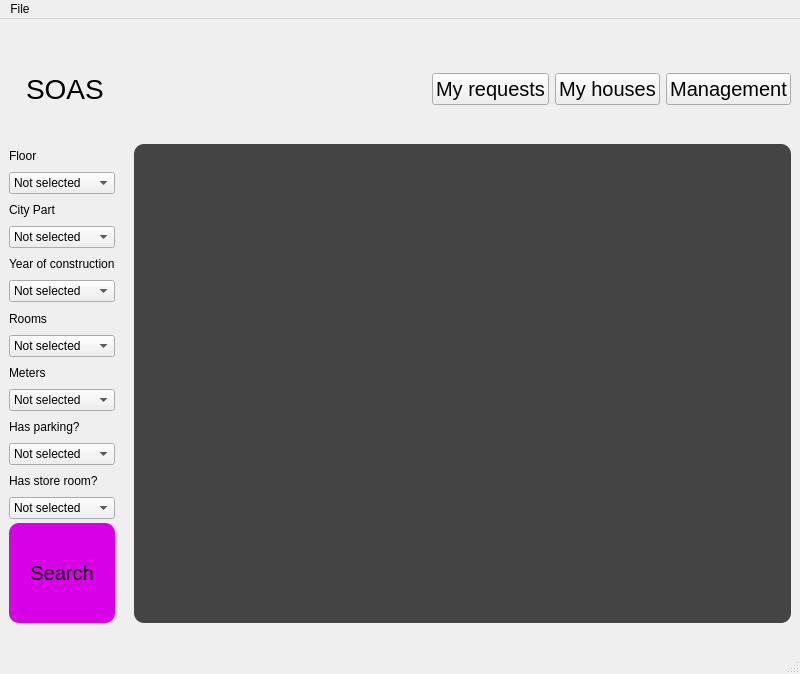
First picture: the form in Resources/AmlakiManager.ui, repository Danial-Movahed/SOAS, before the edit.
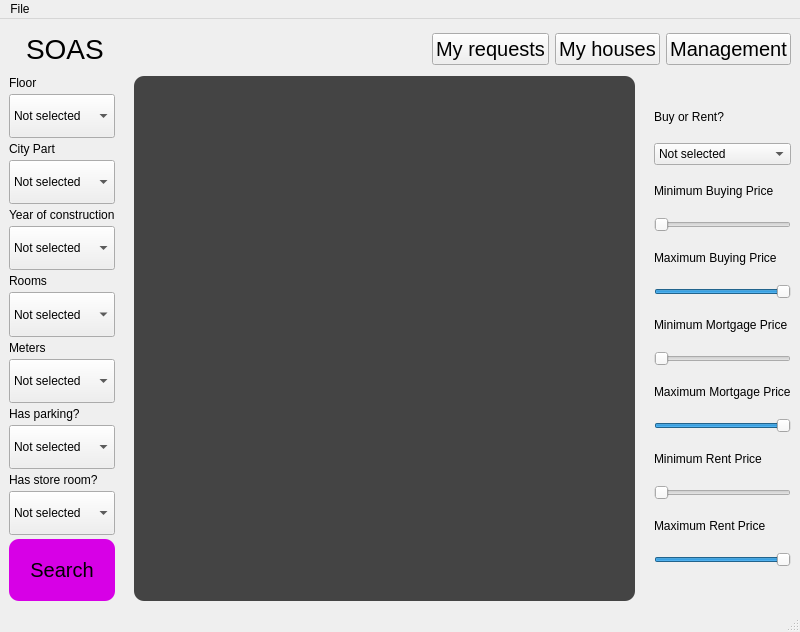
Second picture: the form after the edit. Icons and pictures are not drawn.

Commit message: Added filtering based on mode

```diff
--- a/Resources/AmlakiManager.ui
+++ b/Resources/AmlakiManager.ui
@@ -7,30 +7,14 @@
     <x>0</x>
     <y>0</y>
     <width>800</width>
-    <height>674</height>
+    <height>632</height>
    </rect>
   </property>
   <property name="windowTitle">
    <string>MainWindow</string>
   </property>
   <widget class="QWidget" name="centralwidget">
-   <layout class="QVBoxLayout" name="verticalLayout_11">
-    <item>
-     <spacer name="verticalSpacer_2">
-      <property name="orientation">
-       <enum>Qt::Vertical</enum>
-      </property>
-      <property name="sizeType">
-       <enum>QSizePolicy::Minimum</enum>
-      </property>
-      <property name="sizeHint" stdset="0">
-       <size>
-        <width>20</width>
-        <height>40</height>
-       </size>
-      </property>
-     </spacer>
-    </item>
+   <layout class="QVBoxLayout" name="verticalLayout_3">
     <item>
      <layout class="QHBoxLayout" name="horizontalLayout_3">
       <item>
@@ -97,22 +81,6 @@
       </item>
      </layout>
     </item>
-    <item>
-     <spacer name="verticalSpacer">
-      <property name="orientation">
-       <enum>Qt::Vertical</enum>
-      </property>
-      <property name="sizeType">
-       <enum>QSizePolicy::Minimum</enum>
-      </property>
-      <property name="sizeHint" stdset="0">
-       <size>
-        <width>20</width>
-        <height>28</height>
-       </size>
-      </property>
-     </spacer>
-    </item>
     <item>
      <layout class="QHBoxLayout" name="horizontalLayout">
       <property name="spacing">
@@ -134,6 +102,12 @@
           </item>
           <item>
            <widget class="QComboBox" name="FloorCombo">
+            <property name="sizePolicy">
+             <sizepolicy hsizetype="Preferred" vsizetype="Expanding">
+              <horstretch>0</horstretch>
+              <verstretch>0</verstretch>
+             </sizepolicy>
+            </property>
             <item>
              <property name="text">
               <string>Not selected</string>
@@ -154,6 +128,12 @@
           </item>
           <item>
            <widget class="QComboBox" name="CityPartCombo">
+            <property name="sizePolicy">
+             <sizepolicy hsizetype="Preferred" vsizetype="Expanding">
+              <horstretch>0</horstretch>
+              <verstretch>0</verstretch>
+             </sizepolicy>
+            </property>
             <item>
              <property name="text">
               <string>Not selected</string>
@@ -194,6 +174,12 @@
           </item>
           <item>
            <widget class="QComboBox" name="YearCombo">
+            <property name="sizePolicy">
+             <sizepolicy hsizetype="Preferred" vsizetype="Expanding">
+              <horstretch>0</horstretch>
+              <verstretch>0</verstretch>
+             </sizepolicy>
+            </property>
             <item>
              <property name="text">
               <string>Not selected</string>
@@ -214,6 +200,12 @@
           </item>
           <item>
            <widget class="QComboBox" name="RoomCombo">
+            <property name="sizePolicy">
+             <sizepolicy hsizetype="Preferred" vsizetype="Expanding">
+              <horstretch>0</horstretch>
+              <verstretch>0</verstretch>
+             </sizepolicy>
+            </property>
             <item>
              <property name="text">
               <string>Not selected</string>
@@ -234,6 +226,12 @@
           </item>
           <item>
            <widget class="QComboBox" name="MeterCombo">
+            <property name="sizePolicy">
+             <sizepolicy hsizetype="Preferred" vsizetype="Expanding">
+              <horstretch>0</horstretch>
+              <verstretch>0</verstretch>
+             </sizepolicy>
+            </property>
             <item>
              <property name="text">
               <string>Not selected</string>
@@ -254,6 +252,12 @@
           </item>
           <item>
            <widget class="QComboBox" name="ParkingCombo">
+            <property name="sizePolicy">
+             <sizepolicy hsizetype="Preferred" vsizetype="Expanding">
+              <horstretch>0</horstretch>
+              <verstretch>0</verstretch>
+             </sizepolicy>
+            </property>
             <item>
              <property name="text">
               <string>Not selected</string>
@@ -284,6 +288,12 @@
           </item>
           <item>
            <widget class="QComboBox" name="StoreCombo">
+            <property name="sizePolicy">
+             <sizepolicy hsizetype="Preferred" vsizetype="Expanding">
+              <horstretch>0</horstretch>
+              <verstretch>0</verstretch>
+             </sizepolicy>
+            </property>
             <item>
              <property name="text">
               <string>Not selected</string>
@@ -347,24 +357,284 @@
         </property>
        </widget>
       </item>
+      <item>
+       <layout class="QVBoxLayout" name="verticalLayout_17">
+        <item>
+         <spacer name="verticalSpacer_2">
+          <property name="orientation">
+           <enum>Qt::Vertical</enum>
+          </property>
+          <property name="sizeHint" stdset="0">
+           <size>
+            <width>20</width>
+            <height>40</height>
+           </size>
+          </property>
+         </spacer>
+        </item>
+        <item>
+         <layout class="QVBoxLayout" name="verticalLayout_8">
+          <item>
+           <widget class="QLabel" name="label_6">
+            <property name="text">
+             <string>Buy or Rent?</string>
+            </property>
+           </widget>
+          </item>
+          <item>
+           <widget class="QComboBox" name="ModeCombo">
+            <property name="sizePolicy">
+             <sizepolicy hsizetype="Preferred" vsizetype="Preferred">
+              <horstretch>0</horstretch>
+              <verstretch>0</verstretch>
+             </sizepolicy>
+            </property>
+            <item>
+             <property name="text">
+              <string>Not selected</string>
+             </property>
+            </item>
+            <item>
+             <property name="text">
+              <string>Rent</string>
+             </property>
+            </item>
+            <item>
+             <property name="text">
+              <string>Buy</string>
+             </property>
+            </item>
+           </widget>
+          </item>
+         </layout>
+        </item>
+        <item>
+         <layout class="QVBoxLayout" name="verticalLayout_11">
+          <item>
+           <widget class="QLabel" name="MinBuyLabel">
+            <property name="text">
+             <string>Minimum Buying Price</string>
+            </property>
+           </widget>
+          </item>
+          <item>
+           <widget class="QSlider" name="MinBuySlider">
+            <property name="sizePolicy">
+             <sizepolicy hsizetype="Preferred" vsizetype="Preferred">
+              <horstretch>0</horstretch>
+              <verstretch>0</verstretch>
+             </sizepolicy>
+            </property>
+            <property name="maximum">
+             <number>20000</number>
+            </property>
+            <property name="tracking">
+             <bool>true</bool>
+            </property>
+            <property name="orientation">
+             <enum>Qt::Horizontal</enum>
+            </property>
+            <property name="invertedAppearance">
+             <bool>false</bool>
+            </property>
+            <property name="invertedControls">
+             <bool>false</bool>
+            </property>
+            <property name="tickPosition">
+             <enum>QSlider::NoTicks</enum>
+            </property>
+           </widget>
+          </item>
+         </layout>
+        </item>
+        <item>
+         <layout class="QVBoxLayout" name="verticalLayout_12">
+          <item>
+           <widget class="QLabel" name="MaxBuyLabel">
+            <property name="text">
+             <string>Maximum Buying Price</string>
+            </property>
+           </widget>
+          </item>
+          <item>
+           <widget class="QSlider" name="MaxBuySlider">
+            <property name="sizePolicy">
+             <sizepolicy hsizetype="Preferred" vsizetype="Preferred">
+              <horstretch>0</horstretch>
+              <verstretch>0</verstretch>
+             </sizepolicy>
+            </property>
+            <property name="maximum">
+             <number>20000</number>
+            </property>
+            <property name="value">
+             <number>20000</number>
+            </property>
+            <property name="orientation">
+             <enum>Qt::Horizontal</enum>
+            </property>
+           </widget>
+          </item>
+         </layout>
+        </item>
+        <item>
+         <layout class="QVBoxLayout" name="verticalLayout_14">
+          <item>
+           <widget class="QLabel" name="MinMortLabel">
+            <property name="text">
+             <string>Minimum Mortgage Price</string>
+            </property>
+           </widget>
+          </item>
+          <item>
+           <widget class="QSlider" name="MinMortSlider">
+            <property name="sizePolicy">
+             <sizepolicy hsizetype="Preferred" vsizetype="Preferred">
+              <horstretch>0</horstretch>
+              <verstretch>0</verstretch>
+             </sizepolicy>
+            </property>
+            <property name="maximum">
+             <number>5000</number>
+            </property>
+            <property name="tracking">
+             <bool>true</bool>
+            </property>
+            <property name="orientation">
+             <enum>Qt::Horizontal</enum>
+            </property>
+            <property name="invertedAppearance">
+             <bool>false</bool>
+            </property>
+            <property name="invertedControls">
+             <bool>false</bool>
+            </property>
+            <property name="tickPosition">
+             <enum>QSlider::NoTicks</enum>
+            </property>
+           </widget>
+          </item>
+         </layout>
+        </item>
+        <item>
+         <layout class="QVBoxLayout" name="verticalLayout_13">
+          <item>
+           <widget class="QLabel" name="MaxMortLabel">
+            <property name="text">
+             <string>Maximum Mortgage Price</string>
+            </property>
+           </widget>
+          </item>
+          <item>
+           <widget class="QSlider" name="MaxMortSlider">
+            <property name="sizePolicy">
+             <sizepolicy hsizetype="Preferred" vsizetype="Preferred">
+              <horstretch>0</horstretch>
+              <verstretch>0</verstretch>
+             </sizepolicy>
+            </property>
+            <property name="maximum">
+             <number>5000</number>
+            </property>
+            <property name="value">
+             <number>5000</number>
+            </property>
+            <property name="orientation">
+             <enum>Qt::Horizontal</enum>
+            </property>
+           </widget>
+          </item>
+         </layout>
+        </item>
+        <item>
+         <layout class="QVBoxLayout" name="verticalLayout_16">
+          <item>
+           <widget class="QLabel" name="MinRentLabel">
+            <property name="text">
+             <string>Minimum Rent Price</string>
+            </property>
+           </widget>
+          </item>
+          <item>
+           <widget class="QSlider" name="MinRentSlider">
+            <property name="sizePolicy">
+             <sizepolicy hsizetype="Preferred" vsizetype="Preferred">
+              <horstretch>0</horstretch>
+              <verstretch>0</verstretch>
+             </sizepolicy>
+            </property>
+            <property name="maximum">
+             <number>200</number>
+            </property>
+            <property name="tracking">
+             <bool>true</bool>
+            </property>
+            <property name="orientation">
+             <enum>Qt::Horizontal</enum>
+            </property>
+            <property name="invertedAppearance">
+             <bool>false</bool>
+            </property>
+            <property name="invertedControls">
+             <bool>false</bool>
+            </property>
+            <property name="tickPosition">
+             <enum>QSlider::NoTicks</enum>
+            </property>
+           </widget>
+          </item>
+         </layout>
+        </item>
+        <item>
+         <layout class="QVBoxLayout" name="verticalLayout_15">
+          <item>
+           <widget class="QLabel" name="MaxRentLabel">
+            <property name="text">
+             <string>Maximum Rent Price</string>
+            </property>
+           </widget>
+          </item>
+          <item>
+           <widget class="QSlider" name="MaxRentSlider">
+            <property name="sizePolicy">
+             <sizepolicy hsizetype="Preferred" vsizetype="Preferred">
+              <horstretch>0</horstretch>
+              <verstretch>0</verstretch>
+             </sizepolicy>
+            </property>
+            <property name="maximum">
+             <number>200</number>
+            </property>
+            <property name="value">
+             <number>200</number>
+            </property>
+            <property name="orientation">
+             <enum>Qt::Horizontal</enum>
+            </property>
+           </widget>
+          </item>
+         </layout>
+        </item>
+        <item>
+         <spacer name="verticalSpacer">
+          <property name="orientation">
+           <enum>Qt::Vertical</enum>
+          </property>
+          <property name="sizeType">
+           <enum>QSizePolicy::Expanding</enum>
+          </property>
+          <property name="sizeHint" stdset="0">
+           <size>
+            <width>20</width>
+            <height>40</height>
+           </size>
+          </property>
+         </spacer>
+        </item>
+       </layout>
+      </item>
      </layout>
     </item>
-    <item>
-     <spacer name="verticalSpacer_3">
-      <property name="orientation">
-       <enum>Qt::Vertical</enum>
-      </property>
-      <property name="sizeType">
-       <enum>QSizePolicy::Preferred</enum>
-      </property>
-      <property name="sizeHint" stdset="0">
-       <size>
-        <width>20</width>
-        <height>20</height>
-       </size>
-      </property>
-     </spacer>
-    </item>
    </layout>
   </widget>
   <widget class="QMenuBar" name="menubar">
```
The commit also changes 9 other files.
